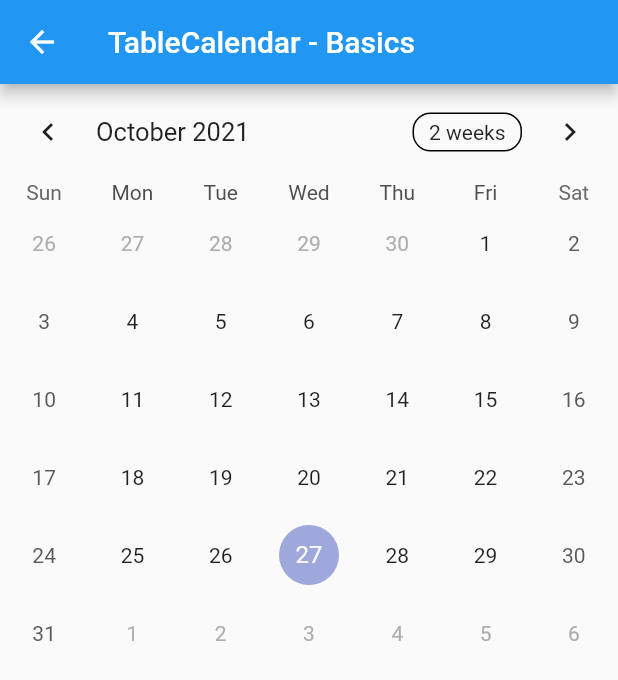
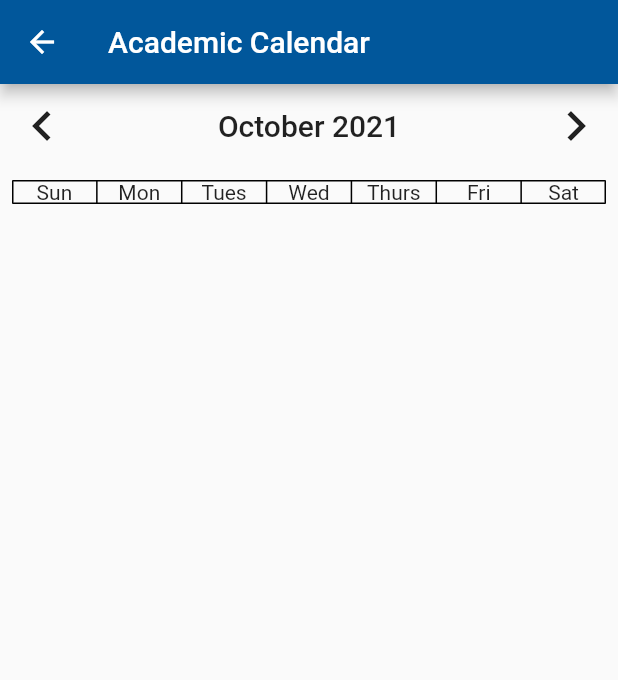
Before and after one commit to praveen1082/collegeapp, a Flutter app: the ContainerPage screen opened directly, after a tap on "Calendar", on a phone screen of 412 x 824 dp. Shown: the top 680 px of the screen. Run offline on Flutter 3.47's test engine with Material 2 defaults, Android fonts, the phone set to English and light mode, and no system bars; drawn by our look-alikes of table_calendar; our stand-ins replace flutter_image_slideshow; network calls fail.

Commit message:
designing calendar instead of using packages

```diff
--- a/lib/UI/pages/calendarpage.dart
+++ b/lib/UI/pages/calendarpage.dart
@@ -1,58 +1,78 @@
 import 'package:flutter/material.dart';
-import 'package:table_calendar/table_calendar.dart';
 
-import '../../utils.dart';
+class CalendarPage extends StatefulWidget {
+  const CalendarPage({Key? key}) : super(key: key);
 
-class TableBasicsExample extends StatefulWidget {
   @override
-  _TableBasicsExampleState createState() => _TableBasicsExampleState();
+  _CalendarPageState createState() => _CalendarPageState();
 }
 
-class _TableBasicsExampleState extends State<TableBasicsExample> {
-  CalendarFormat _calendarFormat = CalendarFormat.month;
-  DateTime _focusedDay = DateTime.now();
-  DateTime? _selectedDay;
-
+class _CalendarPageState extends State<CalendarPage> {
   @override
   Widget build(BuildContext context) {
     return Scaffold(
       appBar: AppBar(
-        title: Text('TableCalendar - Basics'),
+        title: Text("Academic Calendar"),
+        backgroundColor: Colors.lightBlue[900],
       ),
-      body: TableCalendar(
-        firstDay: kFirstDay,
-        lastDay: kLastDay,
-        focusedDay: _focusedDay,
-        calendarFormat: _calendarFormat,
-        selectedDayPredicate: (day) {
-          // Use `selectedDayPredicate` to determine which day is currently selected.
-          // If this returns true, then `day` will be marked as selected.
-
-          // Using `isSameDay` is recommended to disregard
-          // the time-part of compared DateTime objects.
-          return isSameDay(_selectedDay, day);
-        },
-        onDaySelected: (selectedDay, focusedDay) {
-          if (!isSameDay(_selectedDay, selectedDay)) {
-            // Call `setState()` when updating the selected day
-            setState(() {
-              _selectedDay = selectedDay;
-              _focusedDay = focusedDay;
-            });
-          }
-        },
-        onFormatChanged: (format) {
-          if (_calendarFormat != format) {
-            // Call `setState()` when updating calendar format
-            setState(() {
-              _calendarFormat = format;
-            });
-          }
-        },
-        onPageChanged: (focusedDay) {
-          // No need to call `setState()` here
-          _focusedDay = focusedDay;
-        },
+      body: Column(
+        children: [
+          Padding(
+            padding: const EdgeInsets.all(8.0),
+            child: Row(
+              children: [
+                Icon(
+                  Icons.chevron_left_outlined,
+                  size: 40.0,
+                ),
+                Expanded(
+                    child: Align(
+                        alignment: Alignment.center,
+                        child: Text(
+                          "October 2021",
+                          style: TextStyle(
+                              fontSize: 20.0, fontWeight: FontWeight.w500),
+                        ))),
+                Icon(
+                  Icons.chevron_right_outlined,
+                  size: 40.0,
+                ),
+              ],
+            ),
+          ),
+          Padding(
+            padding: const EdgeInsets.all(8.0),
+            child: Table(
+              border: TableBorder.all(
+                  color: Colors.black, style: BorderStyle.solid, width: 1),
+              children: [
+                TableRow(children: [
+                  Column(children: [
+                    Text('Sun', style: TextStyle(fontSize: 14.0))
+                  ]),
+                  Column(children: [
+                    Text('Mon', style: TextStyle(fontSize: 14.0))
+                  ]),
+                  Column(children: [
+                    Text('Tues', style: TextStyle(fontSize: 14.0))
+                  ]),
+                  Column(children: [
+                    Text('Wed', style: TextStyle(fontSize: 14.0))
+                  ]),
+                  Column(children: [
+                    Text('Thurs', style: TextStyle(fontSize: 14.0))
+                  ]),
+                  Column(children: [
+                    Text('Fri', style: TextStyle(fontSize: 14.0))
+                  ]),
+                  Column(children: [
+                    Text('Sat', style: TextStyle(fontSize: 14.0))
+                  ]),
+                ]),
+              ],
+            ),
+          )
+        ],
       ),
     );
   }
--- a/lib/UI/pages/home.dart
+++ b/lib/UI/pages/home.dart
@@ -192,7 +192,7 @@ class Home extends StatelessWidget {
                       Navigator.push(
                           context,
                           MaterialPageRoute(
-                              builder: (context) => TableBasicsExample()));
+                              builder: (context) => CalendarPage()));
                     },
                     child: Container(
                       // height: 110.0,
```
